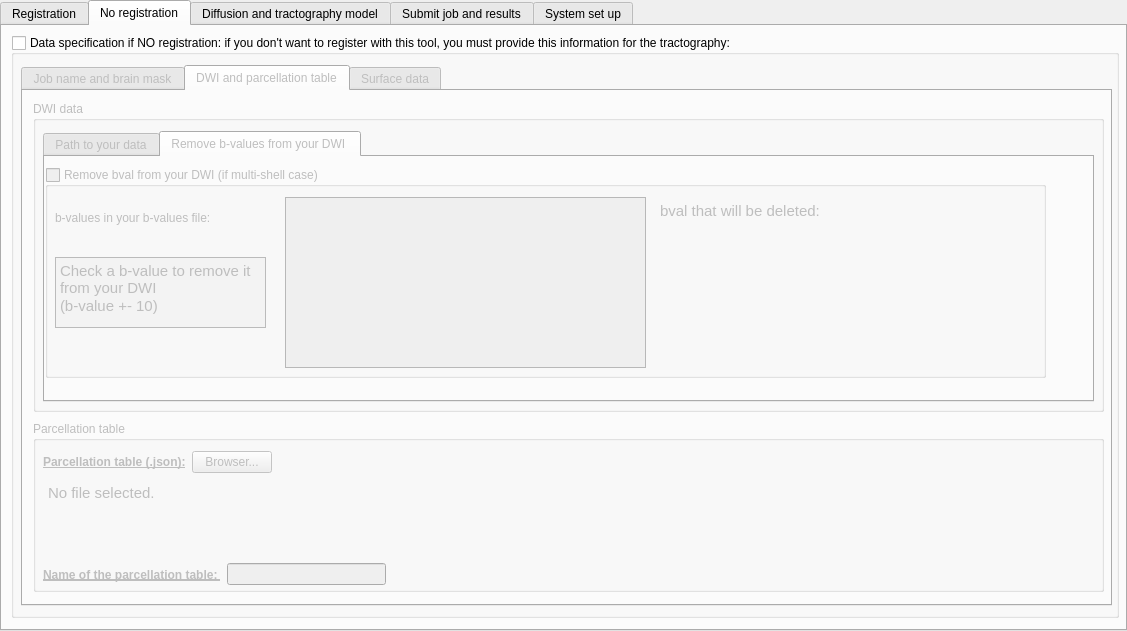
Above: interface_tab.ui from HZBCPP/CONTINUITY-lite before the change. Below: the same form after it.
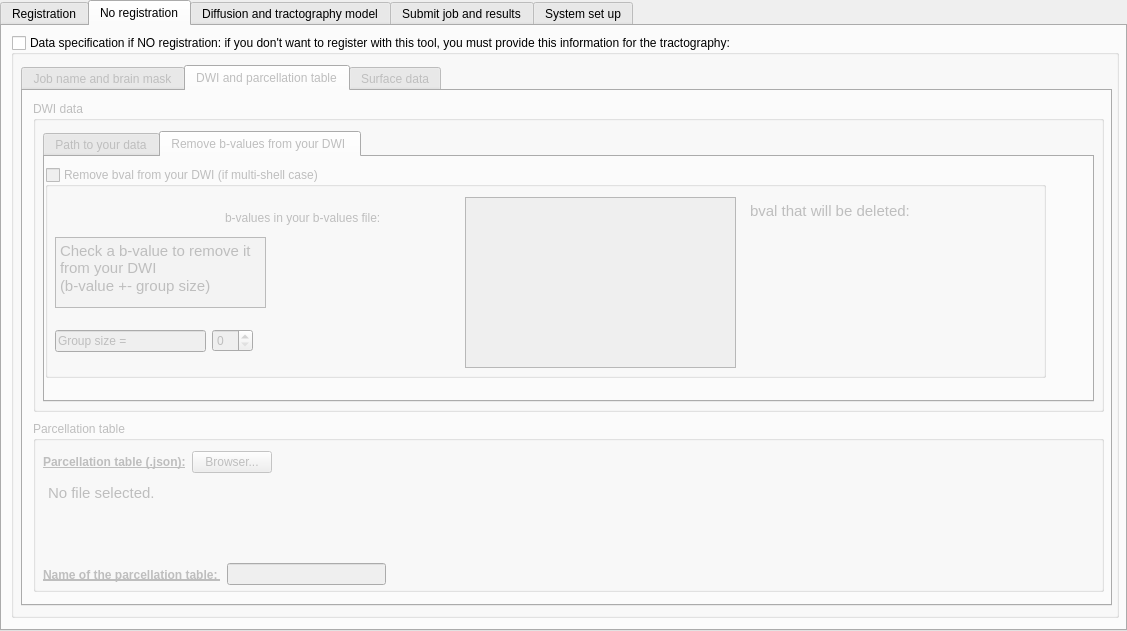
That is the form after the change. The open tabs and pages were chosen to show the change.

Commit message: ENH: DIPY

Patch:
```diff
--- a/interface_tab.ui
+++ b/interface_tab.ui
@@ -3218,9 +3218,9 @@
           <widget class="QListWidget" name="no_registration_bval_in_bvalfile_listWidget">
            <property name="geometry">
             <rect>
-             <x>240</x>
+             <x>420</x>
              <y>30</y>
-             <width>361</width>
+             <width>271</width>
              <height>171</height>
             </rect>
            </property>
@@ -3228,9 +3228,9 @@
           <widget class="QTextEdit" name="no_registration_bval_removing_textEdit">
            <property name="geometry">
             <rect>
-             <x>610</x>
+             <x>700</x>
              <y>30</y>
-             <width>371</width>
+             <width>281</width>
              <height>171</height>
             </rect>
            </property>
@@ -3250,39 +3250,10 @@
 &lt;p style=&quot; margin-top:0px; margin-bottom:0px; margin-left:0px; margin-right:0px; -qt-block-indent:0; text-indent:0px;&quot;&gt;bval that will be deleted: &lt;/p&gt;&lt;/body&gt;&lt;/html&gt;</string>
            </property>
           </widget>
-          <widget class="QTextEdit" name="color_sc_textEdit_6">
-           <property name="geometry">
-            <rect>
-             <x>10</x>
-             <y>90</y>
-             <width>211</width>
-             <height>71</height>
-            </rect>
-           </property>
-           <property name="autoFillBackground">
-            <bool>false</bool>
-           </property>
-           <property name="styleSheet">
-            <string notr="true">QTextEdit {
-	background-color : rgb(243, 243, 243)
-}</string>
-           </property>
-           <property name="readOnly">
-            <bool>true</bool>
-           </property>
-           <property name="html">
-            <string>&lt;!DOCTYPE HTML PUBLIC &quot;-//W3C//DTD HTML 4.0//EN&quot; &quot;http://www.w3.org/TR/REC-html40/strict.dtd&quot;&gt;
-&lt;html&gt;&lt;head&gt;&lt;meta name=&quot;qrichtext&quot; content=&quot;1&quot; /&gt;&lt;style type=&quot;text/css&quot;&gt;
-p, li { white-space: pre-wrap; }
-&lt;/style&gt;&lt;/head&gt;&lt;body style=&quot; font-family:'Ubuntu'; font-size:11pt; font-weight:400; font-style:normal;&quot;&gt;
-&lt;p style=&quot; margin-top:0px; margin-bottom:0px; margin-left:0px; margin-right:0px; -qt-block-indent:0; text-indent:0px;&quot;&gt;Check a b-value to remove it from your DWI &lt;/p&gt;
-&lt;p style=&quot; margin-top:0px; margin-bottom:0px; margin-left:0px; margin-right:0px; -qt-block-indent:0; text-indent:0px;&quot;&gt;(b-value +- 10)&lt;/p&gt;&lt;/body&gt;&lt;/html&gt;</string>
-           </property>
-          </widget>
           <widget class="QLabel" name="label_83">
            <property name="geometry">
             <rect>
-             <x>10</x>
+             <x>180</x>
              <y>30</y>
              <width>241</width>
              <height>41</height>
@@ -3292,6 +3263,57 @@
             <string>b-values in your b-values file: </string>
            </property>
           </widget>
+          <widget class="QWidget" name="layoutWidget_3">
+           <property name="geometry">
+            <rect>
+             <x>10</x>
+             <y>160</y>
+             <width>198</width>
+             <height>28</height>
+            </rect>
+           </property>
+           <layout class="QHBoxLayout" name="horizontalLayout_44">
+            <item>
+             <widget class="QLineEdit" name="lineEdit_2">
+              <property name="text">
+               <string>Group size = </string>
+              </property>
+             </widget>
+            </item>
+            <item>
+             <widget class="QSpinBox" name="size_of_bvals_groups_DWI_no_registration_remove_spinBox"/>
+            </item>
+           </layout>
+          </widget>
+          <widget class="QTextEdit" name="color_sc_textEdit_6">
+           <property name="geometry">
+            <rect>
+             <x>10</x>
+             <y>70</y>
+             <width>211</width>
+             <height>71</height>
+            </rect>
+           </property>
+           <property name="autoFillBackground">
+            <bool>false</bool>
+           </property>
+           <property name="styleSheet">
+            <string notr="true">QTextEdit {
+	background-color : rgb(243, 243, 243)
+}</string>
+           </property>
+           <property name="readOnly">
+            <bool>true</bool>
+           </property>
+           <property name="html">
+            <string>&lt;!DOCTYPE HTML PUBLIC &quot;-//W3C//DTD HTML 4.0//EN&quot; &quot;http://www.w3.org/TR/REC-html40/strict.dtd&quot;&gt;
+&lt;html&gt;&lt;head&gt;&lt;meta name=&quot;qrichtext&quot; content=&quot;1&quot; /&gt;&lt;style type=&quot;text/css&quot;&gt;
+p, li { white-space: pre-wrap; }
+&lt;/style&gt;&lt;/head&gt;&lt;body style=&quot; font-family:'Ubuntu'; font-size:11pt; font-weight:400; font-style:normal;&quot;&gt;
+&lt;p style=&quot; margin-top:0px; margin-bottom:0px; margin-left:0px; margin-right:0px; -qt-block-indent:0; text-indent:0px;&quot;&gt;Check a b-value to remove it from your DWI &lt;/p&gt;
+&lt;p style=&quot; margin-top:0px; margin-bottom:0px; margin-left:0px; margin-right:0px; -qt-block-indent:0; text-indent:0px;&quot;&gt;(b-value +- group size)&lt;/p&gt;&lt;/body&gt;&lt;/html&gt;</string>
+           </property>
+          </widget>
          </widget>
         </widget>
        </widget>
```
Left out of the diff: 141 changed lines with no effect on the pictures. The commit also changes 1 other file.
